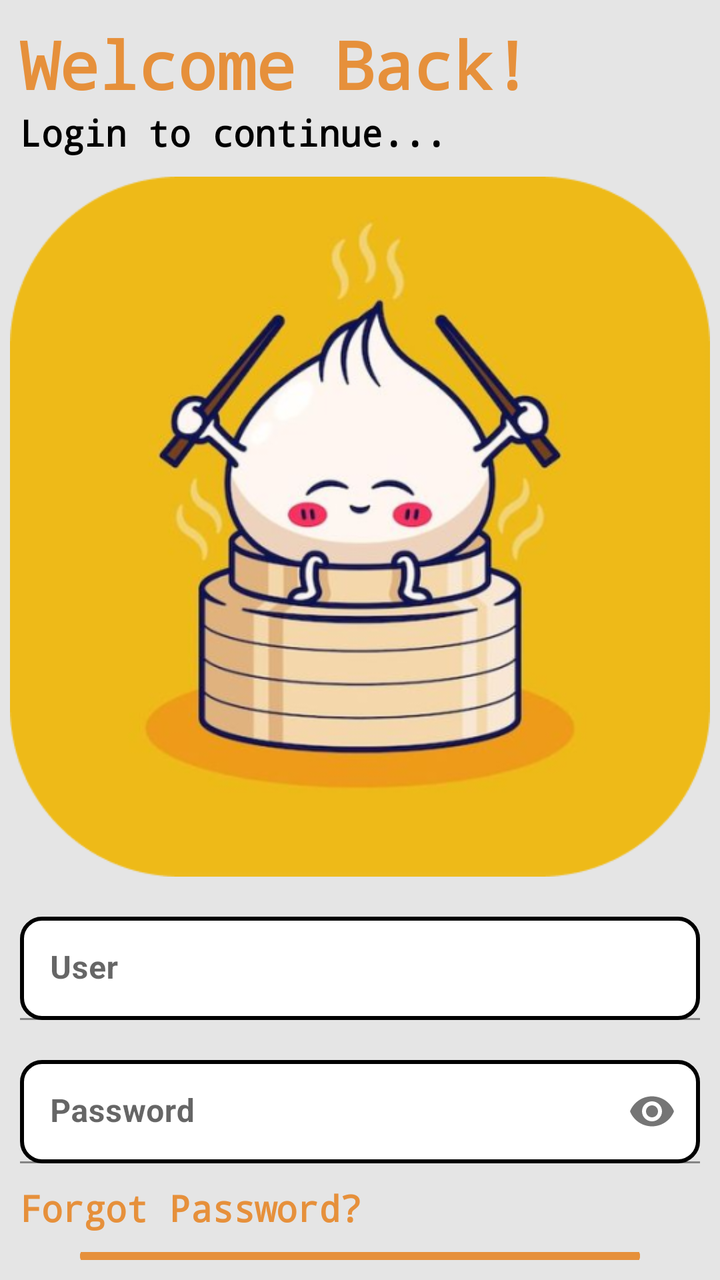
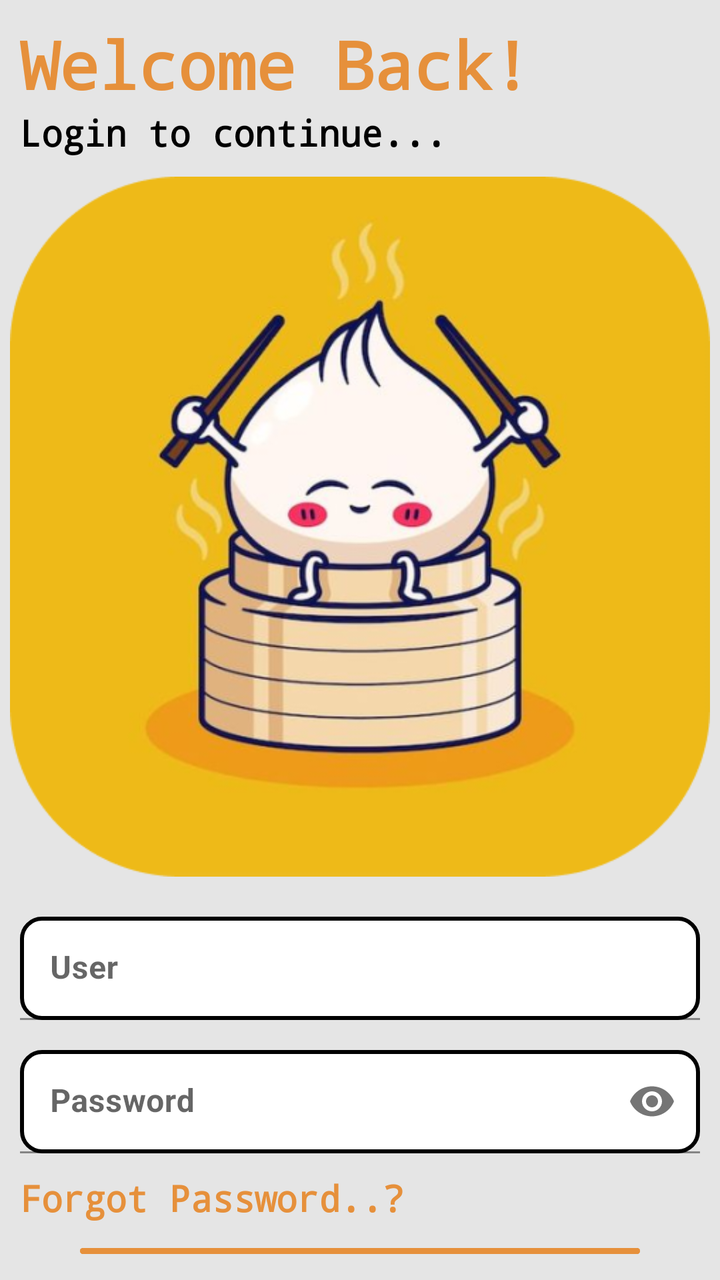

An Android layout rendered at two revisions. The XML below is the earlier revision; the diff shows what the commit changed to produce the second picture.
<!-- AndroidManifest.xml: application theme Theme.Grab_Demo -->
<!-- res/layout/activity_login.xml -->
<?xml version="1.0" encoding="utf-8"?>
<LinearLayout xmlns:android="http://schemas.android.com/apk/res/android"
    xmlns:app="http://schemas.android.com/apk/res-auto"
    xmlns:tools="http://schemas.android.com/tools"
    android:id="@+id/main"
    android:layout_width="match_parent"
    android:layout_height="match_parent"
    android:background="@color/xam"
    android:orientation="vertical"
    tools:context=".LoginActivity">

    <TextView
        android:layout_width="match_parent"
        android:layout_height="wrap_content"
        android:layout_marginStart="10dp"
        android:layout_marginTop="10dp"
        android:fontFamily="monospace"
        android:text="Welcome Back!"
        android:textColor="@color/cam"
        android:textSize="33sp"
        android:textStyle="bold" />

    <TextView
        android:layout_width="match_parent"
        android:layout_height="wrap_content"
        android:layout_marginStart="10dp"
        android:fontFamily="monospace"
        android:text="Login to continue..."
        android:textColor="@color/black"
        android:textSize="18sp"
        android:textStyle="bold" />

    <ImageView
        android:layout_width="350dp"
        android:layout_height="350dp"
        android:layout_gravity="center"
        android:layout_margin="10dp"
        android:background="@drawable/logo"
        android:elevation="10dp" />

    <com.google.android.material.textfield.TextInputLayout
        android:id="@+id/textInput_User"
        android:layout_width="match_parent"
        android:layout_height="wrap_content"
        android:layout_margin="10dp">

        <com.google.android.material.textfield.TextInputEditText
            android:id="@+id/edt_user"
            android:layout_width="match_parent"
            android:layout_height="wrap_content"
            android:background="@drawable/round_button"
            android:hint="User"
            android:inputType="text"
            android:padding="15dp"
            android:textColor="@color/black"
            android:textStyle="bold" />

    </com.google.android.material.textfield.TextInputLayout>

    <com.google.android.material.textfield.TextInputLayout
        android:id="@+id/textInputLayoutNormal"
        android:layout_width="match_parent"
        android:layout_height="wrap_content"
        android:layout_margin="10dp"
        app:hintEnabled="true"
        app:passwordToggleEnabled="true">

        <com.google.android.material.textfield.TextInputEditText
            android:id="@+id/edt_password"
            android:layout_width="match_parent"
            android:layout_height="wrap_content"
            android:background="@drawable/round_button"
            android:hint="Password"
            android:inputType="textPassword"
            android:padding="15dp"
            android:textColor="@color/black"
            android:textStyle="bold" />

    </com.google.android.material.textfield.TextInputLayout>

    <TextView
        android:id="@+id/txt_forgotPassword"
        android:layout_width="match_parent"
        android:layout_height="wrap_content"
        android:layout_marginStart="10dp"
        android:fontFamily="monospace"
        android:text="Forgot Password?"
        android:textColor="@color/cam"
        android:textSize="18sp"
        android:textStyle="bold" />

    <Button
        android:id="@+id/btn_login"
        android:layout_width="match_parent"
        android:layout_height="wrap_content"
        android:layout_marginStart="40dp"
        android:layout_marginTop="10dp"
        android:layout_marginEnd="40dp"
        android:layout_marginBottom="10dp"
        android:backgroundTint="@color/cam"
        android:text="Log in"
        android:textStyle="bold" />

    <Button
        android:id="@+id/btn_createAcount"
        android:layout_width="match_parent"
        android:layout_height="wrap_content"
        android:layout_marginStart="40dp"
        android:layout_marginEnd="40dp"
        android:backgroundTint="#F2BE8A"
        android:text="Create Account"
        android:textColor="@color/black"
        android:textStyle="bold" />
</LinearLayout>
<!-- resources referenced by this layout -->
<resources>
  <color name="black">#FF000000</color>
  <color name="cam">#e6903b</color>
  <color name="xam">#e5e5e5</color>
  <!-- drawable logo: png bitmap (drawable, 198289 bytes) -->
  <!-- drawable round_button (drawable) -->
  <?xml version="1.0" encoding="utf-8"?>
  <shape xmlns:android="http://schemas.android.com/apk/res/android">
      <solid android:color="#FFFFFF" /> 
      <corners android:radius="10dp" /> 
      <stroke
          android:width="2dp"
          android:color="#000000" /> 
  </shape>
  <style name="Theme.Grab_Demo" parent="Base.Theme.Grab_Demo" />
  <style name="Base.Theme.Grab_Demo" parent="Theme.MaterialComponents.DayNight.NoActionBar">
          
          
      </style>
</resources>

<!-- the commit's change to res/layout/activity_login.xml (unified diff, before → after) -->
@@ -38,45 +38,53 @@
         android:background="@drawable/logo"
         android:elevation="10dp" />
 
-    <com.google.android.material.textfield.TextInputLayout
-        android:id="@+id/textInput_User"
+    <LinearLayout
         android:layout_width="match_parent"
         android:layout_height="wrap_content"
-        android:layout_margin="10dp">
+        android:orientation="vertical"
+        android:padding="10dp">
 
-        <com.google.android.material.textfield.TextInputEditText
-            android:id="@+id/edt_user"
+        <com.google.android.material.textfield.TextInputLayout
+            android:id="@+id/textInput_User"
             android:layout_width="match_parent"
             android:layout_height="wrap_content"
-            android:background="@drawable/round_button"
-            android:hint="User"
-            android:inputType="text"
-            android:padding="15dp"
-            android:textColor="@color/black"
-            android:textStyle="bold" />
+            android:layout_marginBottom="15dp">
 
-    </com.google.android.material.textfield.TextInputLayout>
+            <com.google.android.material.textfield.TextInputEditText
+                android:id="@+id/edt_user"
+                android:layout_width="match_parent"
+                android:layout_height="wrap_content"
+                android:background="@drawable/round_button"
+                android:hint="User"
+                android:inputType="text"
+                android:padding="15dp"
+                android:textColor="@color/black"
+                android:textStyle="bold" />
 
-    <com.google.android.material.textfield.TextInputLayout
-        android:id="@+id/textInputLayoutNormal"
-        android:layout_width="match_parent"
-        android:layout_height="wrap_content"
-        android:layout_margin="10dp"
-        app:hintEnabled="true"
-        app:passwordToggleEnabled="true">
+        </com.google.android.material.textfield.TextInputLayout>
 
-        <com.google.android.material.textfield.TextInputEditText
-            android:id="@+id/edt_password"
+        <com.google.android.material.textfield.TextInputLayout
+            android:id="@+id/textInputLayoutNormal"
             android:layout_width="match_parent"
             android:layout_height="wrap_content"
-            android:background="@drawable/round_button"
-            android:hint="Password"
-            android:inputType="textPassword"
-            android:padding="15dp"
-            android:textColor="@color/black"
-            android:textStyle="bold" />
+            app:hintEnabled="true"
+            app:passwordToggleEnabled="true">
 
-    </com.google.android.material.textfield.TextInputLayout>
+            <com.google.android.material.textfield.TextInputEditText
+                android:id="@+id/edt_password"
+                android:layout_width="match_parent"
+                android:layout_height="wrap_content"
+                android:background="@drawable/round_button"
+                android:hint="Password"
+                android:inputType="textPassword"
+                android:padding="15dp"
+                android:textColor="@color/black"
+                android:textStyle="bold" />
+
+        </com.google.android.material.textfield.TextInputLayout>
+
+
+    </LinearLayout>
 
     <TextView
         android:id="@+id/txt_forgotPassword"
@@ -84,7 +92,7 @@
         android:layout_height="wrap_content"
         android:layout_marginStart="10dp"
         android:fontFamily="monospace"
-        android:text="Forgot Password?"
+        android:text="Forgot Password..?"
         android:textColor="@color/cam"
         android:textSize="18sp"
         android:textStyle="bold" />
